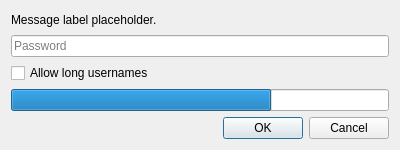
GithubKman/Cracked-Prism-Launcher, file launcher/ui/dialogs/AddPasswordDialog.ui: the form before one commit.
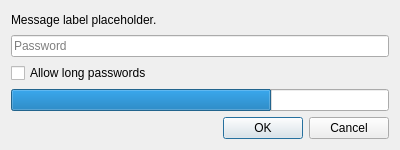
The form after the commit.

Commit message: set password for account

```diff
--- a/launcher/ui/dialogs/AddPasswordDialog.ui
+++ b/launcher/ui/dialogs/AddPasswordDialog.ui
@@ -49,7 +49,7 @@
       <string>Password longer than 116 characters cannot be used for LAN games or offline-mode servers.</string>
      </property>
      <property name="text">
-      <string>Allow long usernames</string>
+      <string>Allow long passwords</string>
      </property>
     </widget>
    </item>
```
The commit also changes 3 other files.
